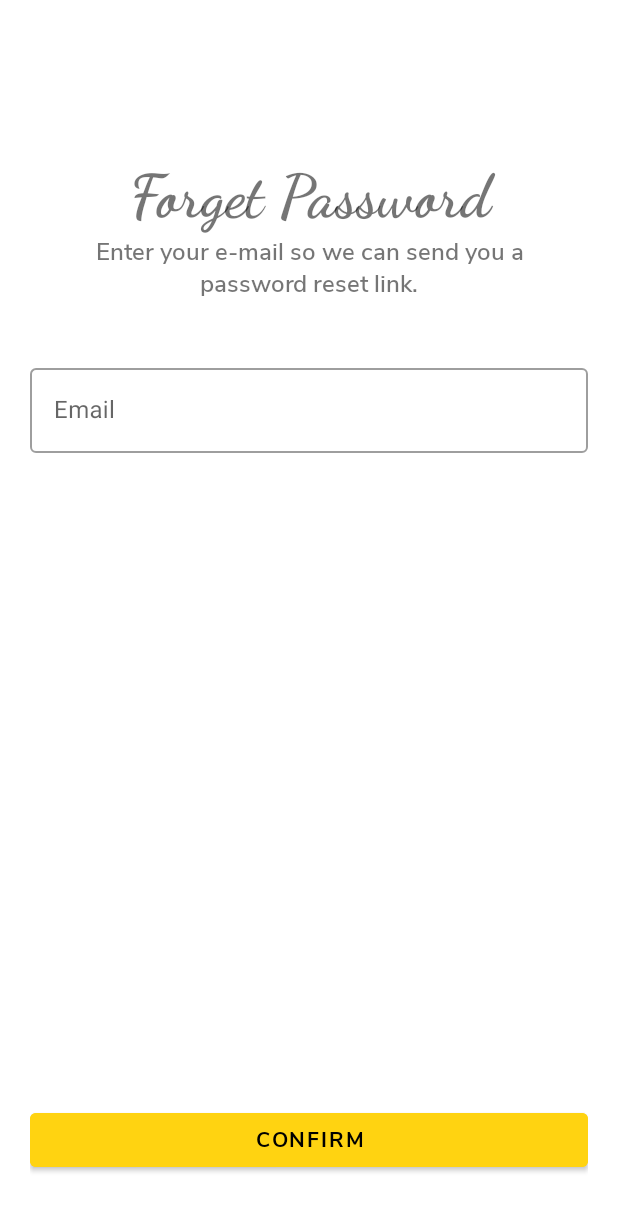
After one commit to mkamilmistar/gold-pocket-kotlin, an Android app: the ForgetPasswordActivity screen opened directly, with no data from a screen before it, on a phone screen of 412 x 824 dp. The commit adds this screen. Shown: the top 1211 px of the screen. Run offline under Robolectric (Android 15) with nearby library versions, the phone set to English and light mode, and no system bars.

Commit message:
Layout XD and forget password layout impl

```diff
--- a/app/src/main/AndroidManifest.xml
+++ b/app/src/main/AndroidManifest.xml
@@ -9,6 +9,7 @@
     android:roundIcon="@mipmap/ic_launcher_round"
     android:supportsRtl="true"
     android:theme="@style/Theme.Goldmarket">
+    <activity android:name=".activities.ForgetPasswordActivity"></activity>
     <activity android:name=".activities.SplashScreenActivity">
       <intent-filter>
         <action android:name="android.intent.action.MAIN" />
--- /dev/null
+++ b/app/src/main/java/com/mkamilmistar/gold_market/activities/ForgetPasswordActivity.kt
@@ -0,0 +1,12 @@
+package com.mkamilmistar.gold_market.activities
+
+import androidx.appcompat.app.AppCompatActivity
+import android.os.Bundle
+import com.mkamilmistar.gold_market.R
+
+class ForgetPasswordActivity : AppCompatActivity() {
+  override fun onCreate(savedInstanceState: Bundle?) {
+    super.onCreate(savedInstanceState)
+    setContentView(R.layout.activity_forget_password)
+  }
+}
--- a/app/src/main/java/com/mkamilmistar/gold_market/activities/LoginActivity.kt
+++ b/app/src/main/java/com/mkamilmistar/gold_market/activities/LoginActivity.kt
@@ -25,5 +25,11 @@ class LoginActivity : AppCompatActivity() {
       startActivity(intent)
       finish()
     }
+
+    val btnForget: Button = findViewById(R.id.btn_forget)
+    btnForget.setOnClickListener {
+      val intent = Intent(this@LoginActivity, ForgetPasswordActivity::class.java)
+      startActivity(intent)
+    }
   }
 }
--- /dev/null
+++ b/app/src/main/res/layout/activity_forget_password.xml
@@ -0,0 +1,77 @@
+<?xml version="1.0" encoding="utf-8"?>
+<LinearLayout xmlns:android="http://schemas.android.com/apk/res/android"
+  xmlns:tools="http://schemas.android.com/tools"
+  android:layout_width="match_parent"
+  android:layout_height="match_parent"
+  tools:context=".activities.LoginActivity"
+  android:orientation="vertical"
+  android:padding="20dp"
+  android:focusable="true"
+  android:focusableInTouchMode="true"
+  android:clickable="true"
+  android:background="#fff">
+
+
+  <TextView
+    android:id="@+id/logo_name"
+    android:layout_width="300dp"
+    android:layout_height="wrap_content"
+    android:text="@string/slogan_forget_password"
+    android:fontFamily="@font/dancing_bold"
+    android:layout_gravity="center"
+    android:textAlignment="center"
+    android:layout_marginTop="80dp"
+    android:textSize="40sp"/>
+
+  <TextView
+    android:id="@+id/slogan_login"
+    android:layout_width="wrap_content"
+    android:layout_height="wrap_content"
+    android:textSize="16sp"
+    android:paddingHorizontal="16dp"
+    android:layout_gravity="center"
+    android:text="@string/forget_description"
+    android:textAlignment="center"
+    android:fontFamily="@font/nunitosans_semibold"/>
+
+  <LinearLayout
+    android:layout_width="match_parent"
+    android:layout_height="match_parent"
+    android:layout_marginTop="20dp"
+    android:layout_marginBottom="20dp"
+    android:orientation="vertical">
+
+    <com.google.android.material.textfield.TextInputLayout
+      android:layout_width="match_parent"
+      android:layout_height="wrap_content"
+      android:id="@+id/email"
+      android:fontFamily="@font/nunitosans_regular"
+      android:layout_marginTop="20dp"
+      android:hint="@string/placeholder_email"
+      style="@style/Widget.MaterialComponents.TextInputLayout.OutlinedBox">
+
+      <com.google.android.material.textfield.TextInputEditText
+        android:layout_width="match_parent"
+        android:layout_height="wrap_content"/>
+    </com.google.android.material.textfield.TextInputLayout>
+
+    <LinearLayout
+      android:layout_width="match_parent"
+      android:layout_height="0dip"
+      android:layout_weight="1"
+      android:gravity="center|bottom"
+      android:orientation="vertical" >
+      <Button
+        android:id="@+id/btn_sign_in"
+        android:layout_width="match_parent"
+        android:layout_height="wrap_content"
+        android:text="@string/text_confirm"
+        android:layout_gravity=""
+        android:backgroundTint="@color/yellow_dark"
+        android:textColor="@color/black"
+        android:fontFamily="@font/nunitosans_bold"/>
+    </LinearLayout>
+
+
+  </LinearLayout>
+</LinearLayout>
--- a/app/src/main/res/layout/activity_login.xml
+++ b/app/src/main/res/layout/activity_login.xml
@@ -77,6 +77,7 @@
     </com.google.android.material.textfield.TextInputLayout>
 
     <Button
+      android:id="@+id/btn_forget"
       android:layout_width="wrap_content"
       android:layout_height="wrap_content"
       android:background="#00000000"
--- a/app/src/main/res/values/strings.xml
+++ b/app/src/main/res/values/strings.xml
@@ -16,4 +16,7 @@
   <string name="text_welcome">Welcome</string>
   <string name="text_onboard_slogan">Deposit Your Gold Here!</string>
   <string name="btn_get_started">Get Started</string>
+  <string name="slogan_forget_password">Forget Password</string>
+  <string name="text_confirm">Confirm</string>
+  <string name="forget_description">Enter your e-mail so we can send you a password reset link.</string>
 </resources>
```
Also changed, not shown: 1 other file.
